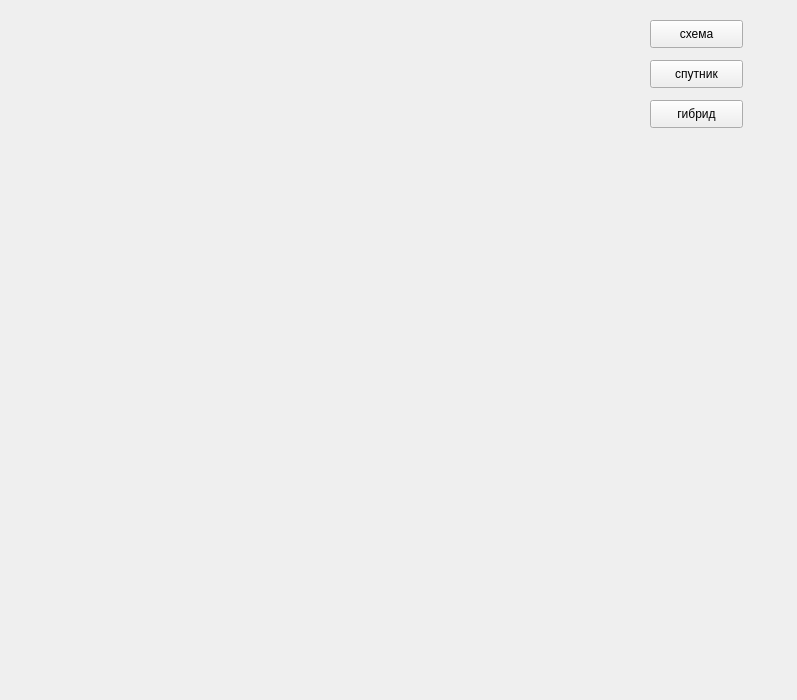
Above: main_form.ui from olejik-web/Mars-API before the change. Below: the same form after it.
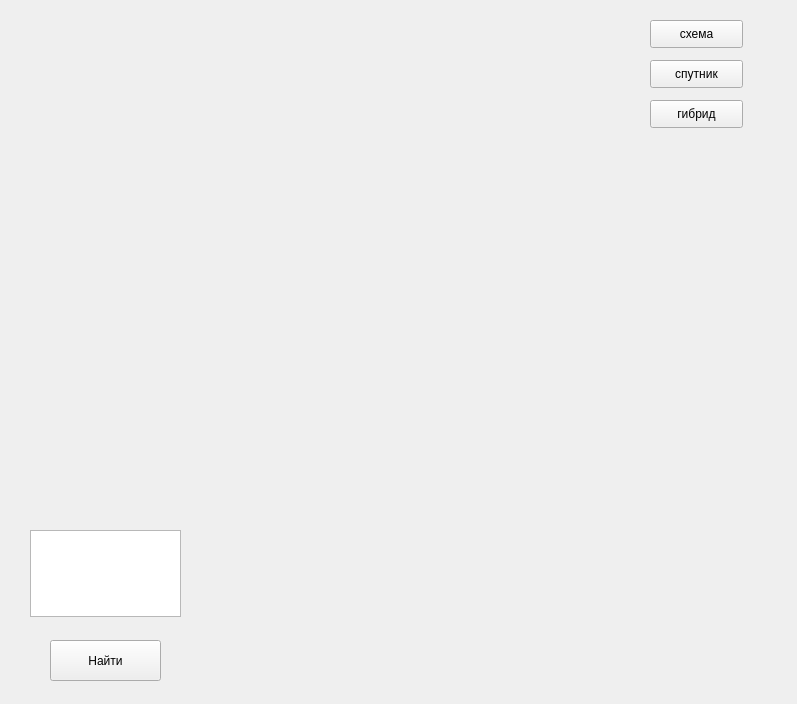
That is the form after the change.

```diff
--- a/main_form.ui
+++ b/main_form.ui
@@ -10,7 +10,7 @@
     <x>0</x>
     <y>0</y>
     <width>797</width>
-    <height>700</height>
+    <height>704</height>
    </rect>
   </property>
   <property name="windowTitle">
@@ -83,6 +83,35 @@
     <string>гибрид</string>
    </property>
   </widget>
+  <widget class="QPushButton" name="pushButton">
+   <property name="geometry">
+    <rect>
+     <x>50</x>
+     <y>640</y>
+     <width>111</width>
+     <height>41</height>
+    </rect>
+   </property>
+   <property name="focusPolicy">
+    <enum>Qt::NoFocus</enum>
+   </property>
+   <property name="text">
+    <string>Найти</string>
+   </property>
+  </widget>
+  <widget class="QPlainTextEdit" name="plainTextEdit">
+   <property name="geometry">
+    <rect>
+     <x>30</x>
+     <y>530</y>
+     <width>151</width>
+     <height>87</height>
+    </rect>
+   </property>
+   <property name="focusPolicy">
+    <enum>Qt::ClickFocus</enum>
+   </property>
+  </widget>
  </widget>
  <resources/>
  <connections/>
```
Left out of the diff: 3 changed lines with no effect on the pictures.
